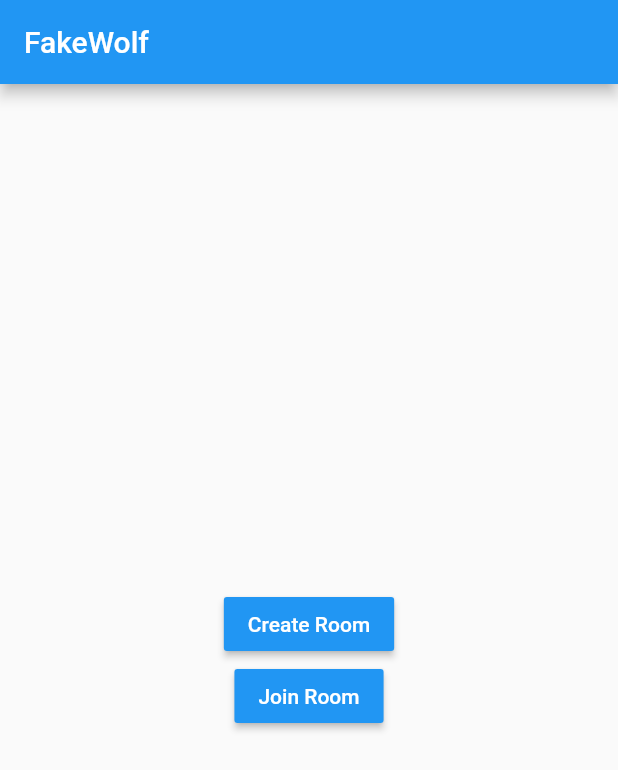
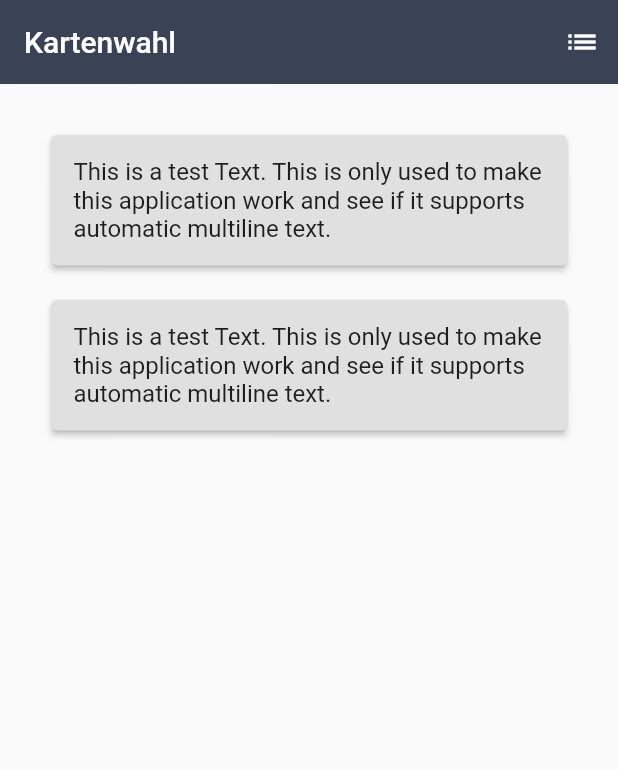
Before and after one commit to Jugendhackt/fakewolf, a Flutter app: the screen it shows after launch, on a phone screen of 412 x 824 dp. Shown: the top 770 px of the screen. Run offline on Flutter 3.47's test engine with Material 2 defaults, Android fonts, the phone set to English and light mode, and no system bars; network calls fail; Roboto replaces fonts that are missing (Arial).

Commit message:
Added WebSockets and PhaseOne Card display

```diff
--- a/flutter/fakewolf/lib/main.dart
+++ b/flutter/fakewolf/lib/main.dart
@@ -1,122 +1,184 @@
+import 'package:flutter/cupertino.dart';
 import 'package:flutter/material.dart';
-import 'package:http/http.dart' as http;
 
-//fakewolf.appspot.com
+import 'gamecommunication.dart';
 
 void main() => runApp(MyApp());
 
 class MyApp extends StatelessWidget {
-  // This widget is the root of your application.
+
 	@override
 	Widget build(BuildContext context) {
 		return MaterialApp(
-      title: 'FakeWolf',
+			title: "Chat",
 			theme: ThemeData(
-        // This is the theme of your application.
-        //
-        // Try running your application with "flutter run". You'll see the
-        // application has a blue toolbar. Then, without quitting the app, try
-        // changing the primarySwatch below to Colors.green and then invoke
-        // "hot reload" (press "r" in the console where you ran "flutter run",
-        // or simply save your changes to "hot reload" in a Flutter IDE).
-        // Notice that the counter didn't reset back to zero; the application
-        // is not restarted.
-        primarySwatch: Colors.blue,
-        fontFamily: 'Arial',
+				primaryColor: Colors.blueGrey,
 			),
-      home: MyHomePage(title: 'FakeWolf'),
+			home: PhaseOne(),
 		);
 	}
 }
 
-class MyHomePage extends StatefulWidget {
-  MyHomePage({Key key, this.title}) : super(key: key);
+class Player {
+	String name;
+	List<NewsCard> cards;
 
-  // This widget is the home page of your application. It is stateful, meaning
-  // that it has a State object (defined below) that contains fields that affect
-  // how it looks.
+	Player(this.name) {
+		cards = <NewsCard>[testCard(), testCard()];
+	}
 
-  // This class is the configuration for the state. It holds the values (in this
-  // case the title) provided by the parent (in this case the App widget) and
-  // used by the build method of the State. Fields in a Widget subclass are
-  // always marked "final".
+	NewsCard testCard() {
+		return NewsCard(
+			"This is a test Text. This is only used to make this application work and see if it supports automatic multiline text.",
+			<String>["Test", "is", "work"],
+		);
+	}
+}
 
-  final String title;
+
+final font = TextStyle(fontSize: 16.0);
+
+
+class NewsCard {
+	String description;
+	List<String> keywords;
+
+	NewsCard(this.description, this.keywords);
+}
+
+class PhaseOne extends StatefulWidget {
+
+	final player = Player("Test");
 
 	@override
-  _MyHomePageState createState() => _MyHomePageState();
+	State<StatefulWidget> createState() => PhaseOneState();
 }
 
-class _MyHomePageState extends State<MyHomePage> {
+class PhaseOneState extends State<PhaseOne> {
 
-  void _createRoom() async {
+	int selected = -1;
 
-    Future<http.Response> test = http.get('https://fakewolf.appspot.com/getMessages?roomID=1');
-    test.then((result) {
-      print(result.toString());
-    });
+	@override
+	void initState() {
+		super.initState();
 
-    setState(() {
-    });
+		///
+		/// Ask to be notified when messages related to the game
+		/// are sent by the server
+		///
+		game.addListener(_onGameDataReceived);
+		game.send("test", "test");
 	}
 
-  void _joinRoom() {
-    setState(() {
+	@override
+	void dispose() {
+		game.removeListener(_onGameDataReceived);
+		super.dispose();
+	}
 
+	_onGameDataReceived(message) {
+		switch (message["action"]) {
+			case "cards":
+				Map<String, List<String>> cards = message["data"];
+				widget.player.cards = List<NewsCard>.generate(cards.length, (i) {
+					return NewsCard(cards.keys.toList()[i], cards[cards.keys.toList()[i]]);
 				});
+				print(widget.player.cards);
+				break;
+			default:
+				print(message);
+		}
+	}
+
+	final appBar = AppBar(
+		elevation: 0.1,
+		backgroundColor: Color.fromRGBO(58, 66, 86, 1.0),
+		title: Text("Kartenwahl"),
+		actions: <Widget>[
+			IconButton(
+				icon: Icon(Icons.list),
+				onPressed: () {
+					print("Pressed list in AppBar");
+				},
+			)
+		],
+	);
+
+	void sendSelected() {
+		//TODO: send selectedCard to web-socket
+		//format: {"type":"playCard","data":{"index":widget.selected}}
+		game.send("playCard", selected.toString());
 	}
 
 	@override
 	Widget build(BuildContext context) {
-    // This method is rerun every time setState is called, for instance as done
-    // by the _incrementCounter method above.
-    //
-    // The Flutter framework has been optimized to make rerunning build methods
-    // fast, so that you can just rebuild anything that needs updating rather
-    // than having to individually change instances of widgets.
 		return Scaffold(
+			appBar: appBar,
+			body: Padding(
+				padding: EdgeInsets.all(30.0),
+				child: ListView.builder(
+					itemCount: widget.player.cards.length,
+					itemBuilder: (BuildContext context, int i) {
+						return Container(
+							padding: EdgeInsets.only(bottom: 15.0),
+							child: Container(
+								child: Card(
+									shape: selected != i ?
+									null //RoundedRectangleBorder(side: BorderSide(color: Colors.teal[300], width: 2))
+										:
+									RoundedRectangleBorder(side: BorderSide(color: Colors.green[400], width: 2)),
+									elevation: 1.8,
+									color: Colors.grey[300],
+									child: InkWell(
+										onTap: () =>
+											setState(() {
+												selected = i;
+											}),
+										splashColor: Colors.green[800],
+										radius: 300,
+										child: Container(
+											padding: EdgeInsets.all(15),
+											child: Text(widget.player.cards[i].description, style: font),
+										),
 
-      appBar: AppBar(
-        // Here we take the value from the MyHomePage object that was created by
-        // the App.build method, and use it to set our appbar title.
-        title: Text(widget.title),
-      ),
-      body: Center(
-
-        // Center is a layout widget. It takes a single child and positions it
-        // in the middle of the parent.
-        child: Column(
-          // Column is also a layout widget. It takes a list of children and
-          // arranges them vertically. By default, it sizes itself to fit its
-          // children horizontally, and tries to be as tall as its parent.
-          //
-          // Invoke "debug painting" (press "p" in the console, choose the
-          // "Toggle Debug Paint" action from the Flutter Inspector in Android
-          // Studio, or the "Toggle Debug Paint" command in Visual Studio Code)
-          // to see the wireframe for each widget.
-          //
-          // Column has various properties to control how it sizes itself and
-          // how it positions its children. Here we use mainAxisAlignment to
-          // center the children vertically; the main axis here is the vertical
-          // axis because Columns are vertical (the cross axis would be
-          // horizontal).
-          mainAxisAlignment: MainAxisAlignment.center,
-          children: <Widget>[
-            RaisedButton(
-              child: Text("Create Room", style: TextStyle(color: Colors.white)),
-              color: Colors.blue,
-              onPressed: () => _createRoom(),
-            ),
-            RaisedButton(
-              child: Text("Join Room", style: TextStyle(color: Colors.white)),
-              color: Colors.blue,
-              onPressed: () => _joinRoom(),
-            ),
-          ],
+									)
 								),
 							),
-
-      // This trailing comma makes auto-formatting nicer for build methods.
+						);
+					}),
+			),
 		);
 	}
 }
+
+
+/*@override
+	Widget build(BuildContext context) {
+		return Scaffold(
+			appBar: appBar,
+			body: Padding(
+				padding: EdgeInsets.all(30.0),
+				child: ListView.builder(
+					itemCount: widget.player.cards.length,
+					itemBuilder: (BuildContext context, int i) {
+						return Container(
+							padding: EdgeInsets.only(bottom: 15.0),
+							child: Container(
+								padding: EdgeInsets.all(15),
+								decoration: BoxDecoration(
+									border: Border.all(color: Colors.grey[500], width: 1.0),
+									color: Colors.grey[300],
+									borderRadius: BorderRadius.all(new Radius.circular(10)),
+									boxShadow: <BoxShadow>[BoxShadow(
+										color: Colors.grey[600],
+										offset: Offset(3, 3),
+										blurRadius: 2,
+										spreadRadius: 3,
+									)],
+								),
+								child: Text(widget.player.cards[i].description)
+							),
+						);
+					}),
+			),
+		);*/
--- a/flutter/fakewolf/pubspec.yaml
+++ b/flutter/fakewolf/pubspec.yaml
@@ -19,6 +19,7 @@ environment:
 dependencies:
   flutter:
     sdk: flutter
+  web_socket_channel: ^1.1.0
 
   # The following adds the Cupertino Icons font to your application.
   # Use with the CupertinoIcons class for iOS style icons.
```
Also changed, not shown: flutter/fakewolf/lib/gamecommunication.dart (added, +125 -0 lines), flutter/fakewolf/lib/websockets.dart (added, +113 -0 lines), flutter/fakewolf/pubspec.lock. Lines whose indentation alone changed are shown as unchanged.
